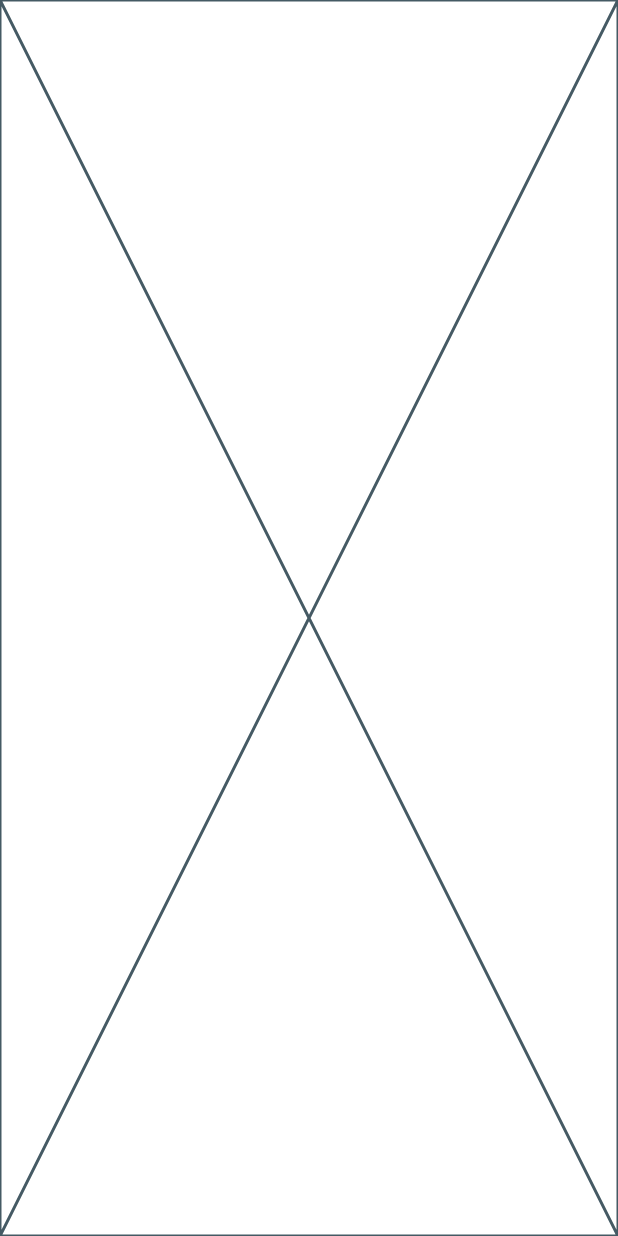
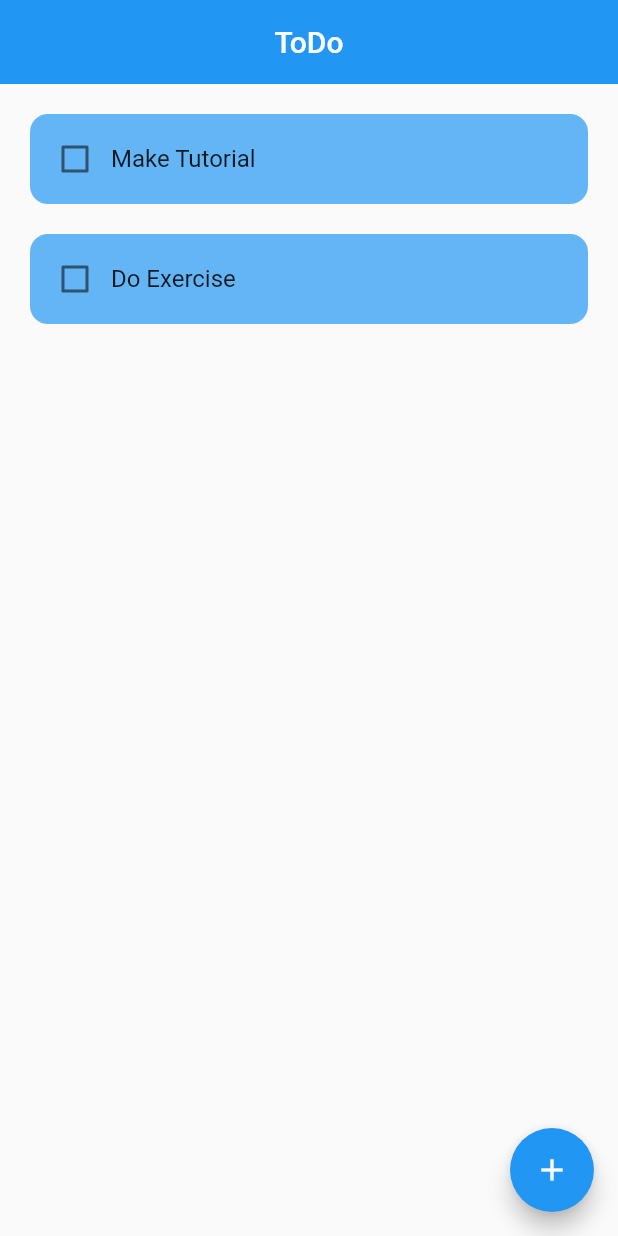
Before and after one commit to SynthiaAtieno/toDoApp, a Flutter app: the screen it shows after launch, on a phone screen of 412 x 824 dp. Run offline on Flutter 3.47's test engine with Material 2 defaults, Android fonts, the phone set to English and light mode, and no system bars; drawn by our look-alikes of flutter_slidable.

Commit message:
initial commit

```diff
--- a/lib/main.dart
+++ b/lib/main.dart
@@ -1,4 +1,5 @@
 import 'package:flutter/material.dart';
+import 'package:todo_app/pages/todo_page.dart';
 
 void main() {
   runApp(const MyApp());
@@ -8,6 +9,9 @@ class MyApp extends StatelessWidget {
 
   @override
   Widget build(BuildContext context) {
-    return const Placeholder();
+    return const MaterialApp(
+      debugShowCheckedModeBanner: false,
+      home: TodoPage(),
+    );
   }
 }
--- /dev/null
+++ b/lib/pages/todo_page.dart
@@ -0,0 +1,115 @@
+import 'package:flutter/material.dart';
+
+import '../util/dialog_box.dart';
+import '../util/todo_tile.dart';
+
+class TodoPage extends StatefulWidget {
+  const TodoPage({super.key});
+
+  @override
+  State<TodoPage> createState() => _TodoPageState();
+}
+
+TextEditingController userName = TextEditingController();
+TextEditingController newTask = TextEditingController();
+
+String greetings = "";
+
+class _TodoPageState extends State<TodoPage> {
+  void sayHi() {
+    setState(() {
+      greetings = "Hello, ${userName.text}";
+    });
+  }
+
+  List todoList = [
+    ["Make Tutorial", false],
+    ["Do Exercise", false]
+  ];
+
+  void checkBoxChanged(bool? value, int index) {
+    setState(() {
+      todoList[index][1] = !todoList[index][1];
+    });
+  }
+
+  void addNewTask() {
+    setState(() {
+      newTask.text != ""
+          ? todoList.add([newTask.text, false])
+          : const Text("Please add a task");
+      newTask.clear();
+    });
+    Navigator.of(context).pop();
+  }
+
+  void createNewTask() {
+    showDialog(
+      context: context,
+      builder: (context) {
+        return DialogBox(
+          controller: newTask,
+          onSave: addNewTask,
+          onCancel: () {
+            Navigator.of(context).pop();
+          },
+        );
+      },
+    );
+  }
+
+  void deleteTask(int index) {
+    setState(() {
+      todoList.removeAt(index);
+      newTask.clear();
+    });
+  }
+
+  @override
+  Widget build(BuildContext context) {
+    return Scaffold(
+        appBar: AppBar(
+          title: const Text("ToDo"),
+          centerTitle: true,
+          elevation: 0,
+        ),
+        floatingActionButton: FloatingActionButton(
+          onPressed: () {
+            return createNewTask();
+          },
+          child: const Icon(Icons.add),
+        ),
+        body: ListView.builder(
+          itemCount: todoList.length,
+          itemBuilder: (context, index) {
+            return TodoTile(
+              isCompleted: todoList[index][1],
+              onChanged: (value) {
+                checkBoxChanged(value, index);
+              },
+              taskValue: todoList[index][0],
+              deleteToDo: (BuildContext) => deleteTask(index),
+            );
+          },
+        )
+        /*Padding(
+        padding: const EdgeInsets.all(25.0),
+        child: Center(
+          child: Column(
+            children: [
+              Text(greetings),
+              TextField(
+                controller: userName,
+                decoration: const InputDecoration(
+                  border: OutlineInputBorder(),
+                  hintText: "Type your name..."
+                ),
+              ),
+                ElevatedButton(onPressed: sayHi, child: const Text("Tap"))
+            ],
+          ),
+        ),
+      ),*/
+        );
+  }
+}
--- /dev/null
+++ b/lib/util/todo_tile.dart
@@ -0,0 +1,59 @@
+import 'package:flutter/material.dart';
+import 'package:flutter_slidable/flutter_slidable.dart';
+
+class TodoTile extends StatelessWidget {
+  final bool isCompleted;
+  final String taskValue;
+  Function(bool?)? onChanged;
+  Function(BuildContext)? deleteToDo;
+
+  TodoTile(
+      {super.key,
+      required this.isCompleted,
+      required this.onChanged,
+      required this.taskValue,
+      required this.deleteToDo});
+
+  @override
+  Widget build(BuildContext context) {
+    return Padding(
+      padding: const EdgeInsets.only(left: 20.0, right: 20.0, top: 20.0),
+      child: Slidable(
+        endActionPane: ActionPane(
+          motion: const ScrollMotion(),
+          children: [
+            SlidableAction(
+              onPressed: deleteToDo,
+              icon: Icons.delete,
+              label: "Delete",
+              backgroundColor: Colors.red,
+              borderRadius: BorderRadius.circular(12),
+            )
+          ],
+        ),
+        child: Container(
+          padding: const EdgeInsets.all(6),
+          decoration: BoxDecoration(
+              borderRadius: BorderRadius.circular(12), color: Colors.blue[300]),
+          child: Row(
+            children: [
+              Checkbox(
+                value: isCompleted,
+                onChanged: onChanged,
+                activeColor: Colors.black,
+              ),
+              Text(
+                taskValue,
+                style: TextStyle(
+                    fontSize: 16.0,
+                    decoration: isCompleted
+                        ? TextDecoration.lineThrough
+                        : TextDecoration.none),
+              ),
+            ],
+          ),
+        ),
+      ),
+    );
+  }
+}
--- a/pubspec.yaml
+++ b/pubspec.yaml
@@ -35,6 +35,9 @@ dependencies:
   # The following adds the Cupertino Icons font to your application.
   # Use with the CupertinoIcons class for iOS style icons.
   cupertino_icons: ^1.0.2
+  flutter_slidable: ^3.0.0
+  hive: ^2.2.3
+  hive_flutter: ^1.1.0
 
 dev_dependencies:
   flutter_test:
@@ -46,6 +49,8 @@ dev_dependencies:
   # package. See that file for information about deactivating specific lint
   # rules and activating additional ones.
   flutter_lints: ^2.0.0
+  hive_generator: ^2.0.1
+  build_runner: ^2.1.6
 
 # For information on the generic Dart part of this file, see the
 # following page: https://dart.dev/tools/pub/pubspec
```
Also changed, not shown: lib/util/dialog_box.dart (added, +44 -0 lines), lib/util/my_button.dart (added, +17 -0 lines), pubspec.lock, 1 other file.
